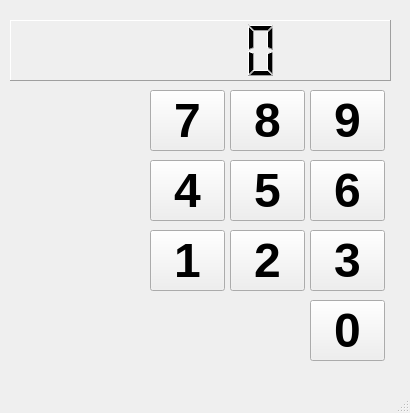
Above: Calculator/calcd.ui from mateusribeirocampos/Calcd_Qt before the change. Below: the same form after it.
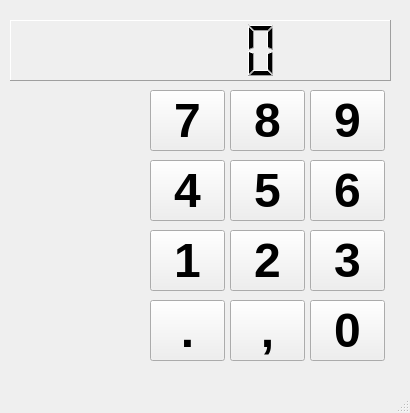
That is the form after the change.

What changed in the file:
```diff
--- a/Calculator/calcd.ui
+++ b/Calculator/calcd.ui
@@ -223,6 +223,44 @@
      <string>3</string>
     </property>
    </widget>
+   <widget class="QPushButton" name="Bcomma">
+    <property name="geometry">
+     <rect>
+      <x>230</x>
+      <y>300</y>
+      <width>75</width>
+      <height>61</height>
+     </rect>
+    </property>
+    <property name="font">
+     <font>
+      <pointsize>36</pointsize>
+      <bold>true</bold>
+     </font>
+    </property>
+    <property name="text">
+     <string>,</string>
+    </property>
+   </widget>
+   <widget class="QPushButton" name="Bdot">
+    <property name="geometry">
+     <rect>
+      <x>150</x>
+      <y>300</y>
+      <width>75</width>
+      <height>61</height>
+     </rect>
+    </property>
+    <property name="font">
+     <font>
+      <pointsize>36</pointsize>
+      <bold>true</bold>
+     </font>
+    </property>
+    <property name="text">
+     <string>.</string>
+    </property>
+   </widget>
   </widget>
   <widget class="QMenuBar" name="menubar">
    <property name="geometry">
```
